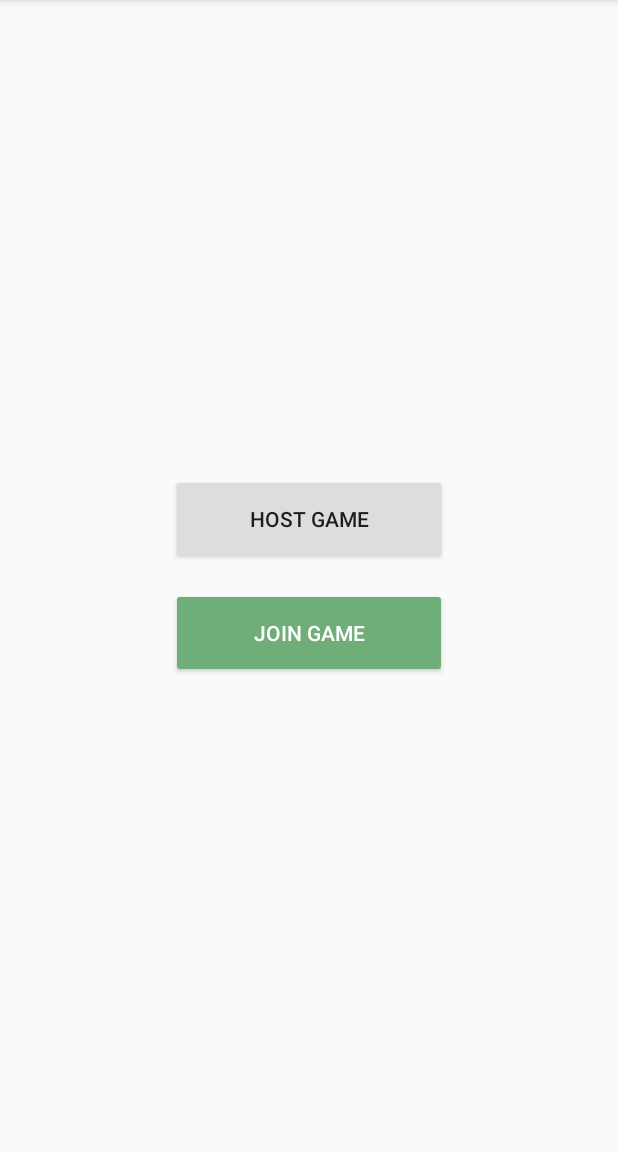
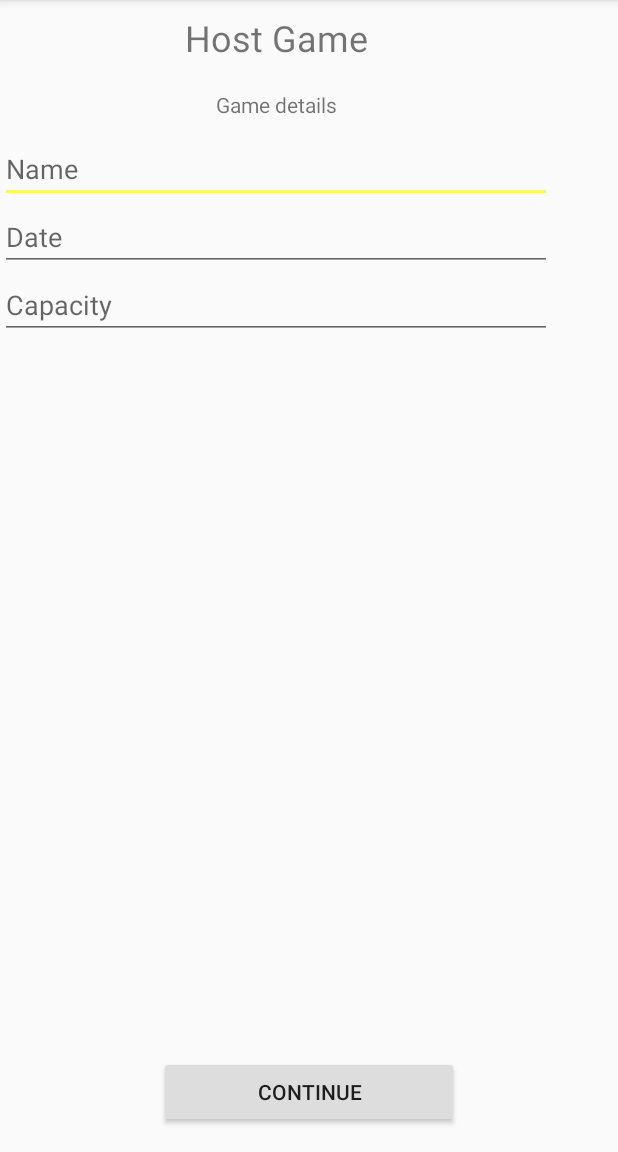
Before and after one commit to AlexKarlsen/ITSMAP, an Android app: the LobbyActivity screen opened directly, with no data from a screen before it, after a tap on "HOST GAME", on a phone screen of 412 x 824 dp, the part 84-1236 px from its top. Run offline under Robolectric (Android 15) with nearby library versions, the phone set to English and light mode, and no system bars.

Commit message:
Added host game activity and linked lobby to host game on button click

```diff
--- a/PubGolf/app/src/main/AndroidManifest.xml
+++ b/PubGolf/app/src/main/AndroidManifest.xml
@@ -16,7 +16,8 @@
                 <category android:name="android.intent.category.LAUNCHER" />
             </intent-filter>
         </activity>
-        <activity android:name=".LobbyActivity"></activity>
+        <activity android:name=".LobbyActivity" />
+        <activity android:name=".HostGameActivity"></activity>
     </application>
 
 </manifest>
--- /dev/null
+++ b/PubGolf/app/src/main/java/com/example/alex/pubgolf/HostGameActivity.java
@@ -0,0 +1,42 @@
+package com.example.alex.pubgolf;
+
+import android.content.Intent;
+import android.support.v7.app.AppCompatActivity;
+import android.os.Bundle;
+import android.view.View;
+import android.widget.Button;
+import android.widget.EditText;
+
+public class HostGameActivity extends AppCompatActivity {
+
+    EditText nameEditText;
+    EditText dateEditText;
+    EditText capacityEditText;
+
+    @Override
+    protected void onCreate(Bundle savedInstanceState) {
+        super.onCreate(savedInstanceState);
+        setContentView(R.layout.activity_host_game);
+
+        // Initialize the subviews.
+        nameEditText = (EditText) findViewById(R.id.nameEditText);
+        dateEditText = (EditText) findViewById(R.id.dateEditText);
+        capacityEditText = (EditText) findViewById(R.id.capacityEditText);
+
+        // Initialize the host game button.
+        Button continueButton = (Button) findViewById(R.id.continueButton);
+        continueButton.setOnClickListener( new View.OnClickListener() {
+            @Override
+            public void onClick(View v) {
+                onContinueClicked();
+            }
+        });
+    }
+
+    void onContinueClicked() {
+
+        String name = nameEditText.getText().toString();
+        String date = dateEditText.getText().toString();
+        String capacity = capacityEditText.getText().toString();
+    }
+}
--- a/PubGolf/app/src/main/java/com/example/alex/pubgolf/LobbyActivity.java
+++ b/PubGolf/app/src/main/java/com/example/alex/pubgolf/LobbyActivity.java
@@ -1,5 +1,6 @@
 package com.example.alex.pubgolf;
 
+import android.content.Intent;
 import android.support.v7.app.AppCompatActivity;
 import android.os.Bundle;
 import android.view.View;
@@ -18,7 +19,9 @@ public class LobbyActivity extends AppCompatActivity {
             @Override
             public void onClick(View v) {
 
-                // Create intent for host game activity...
+                // Create intent for host game activity.
+                Intent hostGameIntent = new Intent(LobbyActivity.this, HostGameActivity.class);
+                startActivity(hostGameIntent);
             }
         });
 
@@ -28,7 +31,7 @@ public class LobbyActivity extends AppCompatActivity {
             @Override
             public void onClick(View v) {
 
-                // Create intent for join game activity...
+                // Create intent for join game activity.
             }
         });
     }
--- /dev/null
+++ b/PubGolf/app/src/main/res/layout/activity_host_game.xml
@@ -0,0 +1,75 @@
+<?xml version="1.0" encoding="utf-8"?>
+<android.support.constraint.ConstraintLayout xmlns:android="http://schemas.android.com/apk/res/android"
+    xmlns:app="http://schemas.android.com/apk/res-auto"
+    xmlns:tools="http://schemas.android.com/tools"
+    android:layout_width="match_parent"
+    android:layout_height="match_parent"
+    tools:context="com.example.alex.pubgolf.HostGameActivity">
+
+    <Button
+        android:id="@+id/continueButton"
+        android:layout_width="200dp"
+        android:layout_height="wrap_content"
+        android:layout_marginBottom="16dp"
+        android:layout_marginLeft="8dp"
+        android:layout_marginRight="8dp"
+        android:backgroundTint="@color/colorNeutral"
+        android:text="Continue"
+        app:layout_constraintBottom_toBottomOf="parent"
+        app:layout_constraintLeft_toLeftOf="parent"
+        app:layout_constraintRight_toRightOf="parent" />
+
+    <ScrollView
+        android:layout_width="368dp"
+        android:layout_height="495dp"
+        tools:layout_editor_absoluteX="8dp"
+        tools:layout_editor_absoluteY="8dp">
+
+        <LinearLayout
+            android:layout_width="match_parent"
+            android:layout_height="wrap_content"
+            android:orientation="vertical">
+
+            <TextView
+                android:id="@+id/titleTextView"
+                android:layout_width="match_parent"
+                android:layout_height="50dp"
+                android:gravity="center"
+                android:text="Host Game"
+                android:textSize="24sp" />
+
+            <TextView
+                android:id="@+id/nameTextView"
+                android:layout_width="match_parent"
+                android:layout_height="40dp"
+                android:gravity="center"
+                android:text="Game details" />
+
+            <EditText
+                android:id="@+id/nameEditText"
+                android:layout_width="match_parent"
+                android:layout_height="wrap_content"
+                android:ems="10"
+                android:hint="Name"
+                android:inputType="textPersonName" />
+
+            <EditText
+                android:id="@+id/dateEditText"
+                android:layout_width="match_parent"
+                android:layout_height="wrap_content"
+                android:ems="10"
+                android:hint="Date"
+                android:inputType="date" />
+
+            <EditText
+                android:id="@+id/capacityEditText"
+                android:layout_width="match_parent"
+                android:layout_height="wrap_content"
+                android:ems="10"
+                android:hint="Capacity"
+                android:inputType="number" />
+
+        </LinearLayout>
+    </ScrollView>
+
+</android.support.constraint.ConstraintLayout>
```
